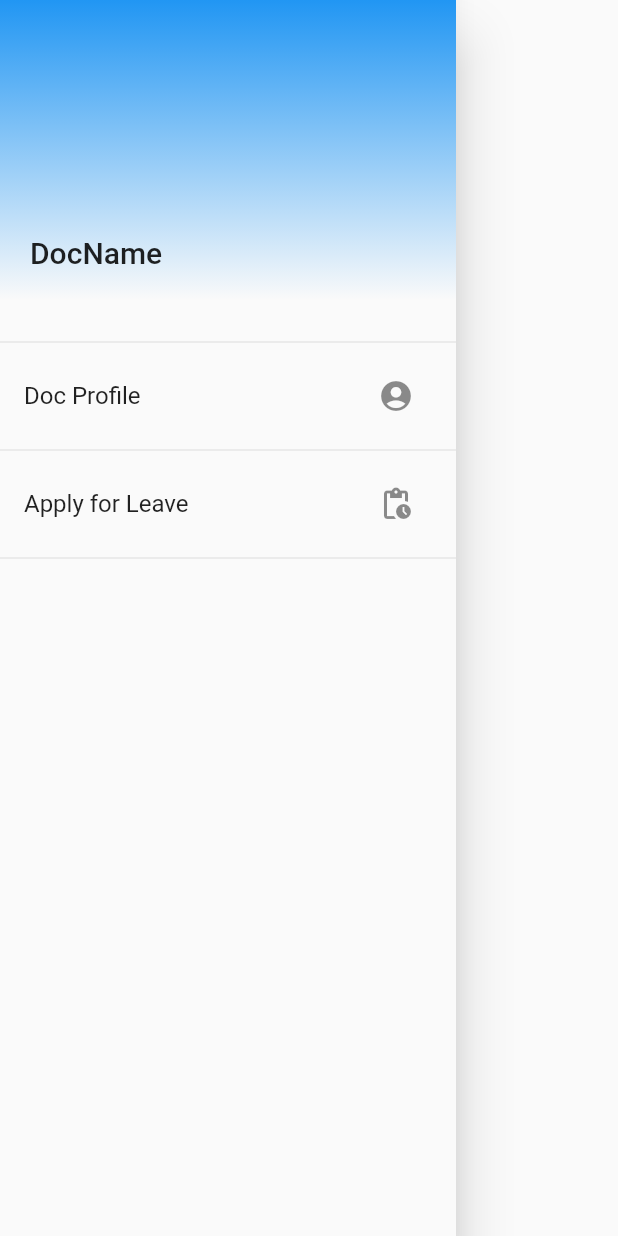
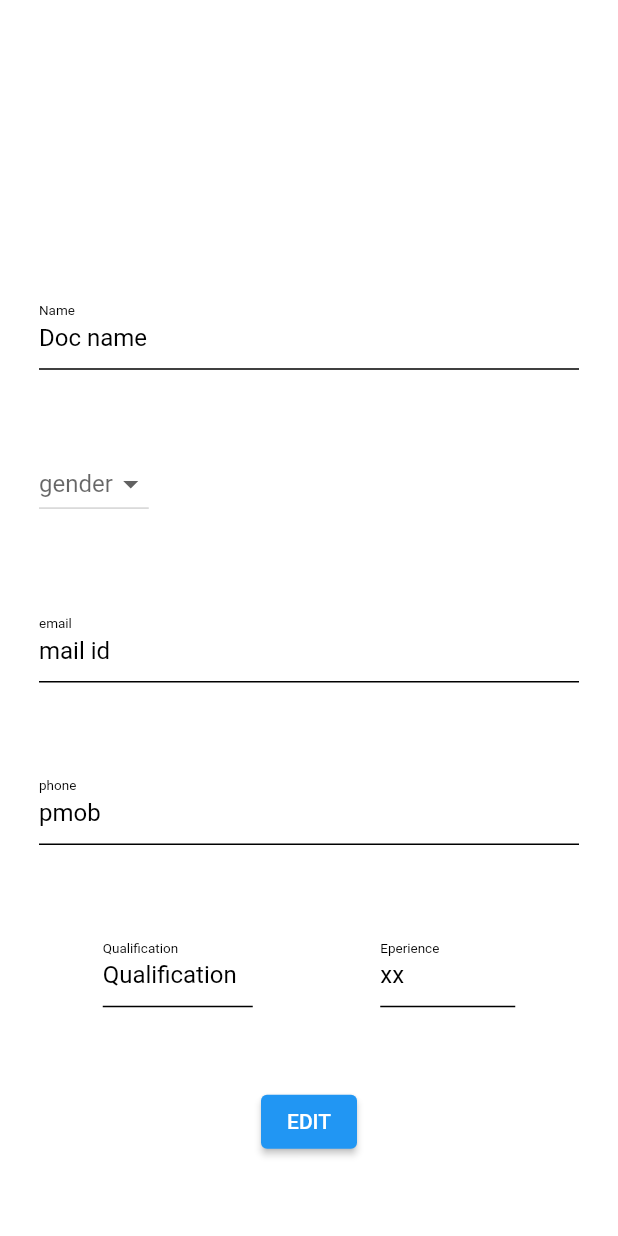
Before and after one commit to ShanuFutura/HeartBeat, a Flutter app: the DocScreenDrawer widget shown alone on an empty page, opened directly, after a tap on the "account circle" icon, on a phone screen of 412 x 824 dp. Run offline on Flutter 3.47's test engine with Material 2 defaults, Android fonts, the light colour scheme and no system bars; our stand-ins replace carousel_slider, dropdown_search, fluttertoast, image_picker, shared_preferences; accounts and stored records are empty.

Commit message:
doc profile edit ui

```diff
--- a/heartbeat/lib/Widgets/doc_screen_drawer.dart
+++ b/heartbeat/lib/Widgets/doc_screen_drawer.dart
@@ -1,4 +1,5 @@
 import 'package:flutter/material.dart';
+import 'package:heartbeat/screens/doc_profile_edit%20_screen.dart';
 
 class DocScreenDrawer extends StatelessWidget {
   // const DocScreenDrawer({ Key? key }) : super(key: key);
@@ -35,7 +36,10 @@ class DocScreenDrawer extends StatelessWidget {
           ListTile(
             title: Text('Doc Profile'),
             trailing: IconButton(
-                onPressed: () {},
+                onPressed: () {
+                  Navigator.of(context)
+                      .pushNamed(DocProfileeditScreen.routeName);
+                },
                 icon: Icon(
                   Icons.account_circle,
                 )),
--- a/heartbeat/lib/main.dart
+++ b/heartbeat/lib/main.dart
@@ -1,5 +1,6 @@
 import 'package:flutter/material.dart';
 import 'package:heartbeat/screens/doc_home_page.dart';
+import 'package:heartbeat/screens/doc_profile_edit%20_screen.dart';
 import 'package:heartbeat/screens/doctor_view.dart';
 import 'package:heartbeat/screens/patient_external_prescription.dart';
 import 'package:heartbeat/screens/patient_home_page.dart';
@@ -28,6 +29,7 @@ class HeartBeat extends StatelessWidget {
         PatientProfilEditScreen.routeName: (ctx) => PatientProfilEditScreen(),
         PatientExternalPrescriptios.routeName: (ctx) =>
             PatientExternalPrescriptios(),
+        DocProfileeditScreen.routeName: (ctx) => DocProfileeditScreen(),
       },
     );
   }
--- /dev/null
+++ b/heartbeat/lib/screens/doc_profile_edit _screen.dart
@@ -0,0 +1,214 @@
+import 'package:flutter/material.dart';
+import 'package:heartbeat/Widgets/ClickableContainer.dart';
+
+class DocProfileeditScreen extends StatefulWidget {
+  static const String routeName = 'doc Profile edit';
+  @override
+  State<DocProfileeditScreen> createState() => _PatientProfilEditScreenState();
+}
+
+class _PatientProfilEditScreenState extends State<DocProfileeditScreen> {
+  final _formKey = GlobalKey<FormState>();
+
+  var _uname = '';
+
+  var _age = '';
+
+  String? _gender;
+
+  var _email = '';
+
+  var _phone = '';
+
+  var _pword = '';
+
+  var _quali = '';
+
+  @override
+  Widget build(BuildContext context) {
+    return Scaffold(
+      backgroundColor: Colors.white,
+      appBar: AppBar(
+        elevation: 0,
+        backgroundColor: Colors.white,
+      ),
+      body: Padding(
+        padding: const EdgeInsets.all(26.0),
+        child: Form(
+          key: _formKey,
+          child: Column(
+            crossAxisAlignment: CrossAxisAlignment.start,
+            mainAxisAlignment: MainAxisAlignment.spaceAround,
+            children: [
+              const SizedBox(
+                height: 30,
+              ),
+              TextFormField(
+                initialValue: 'Doc name',
+                style: const TextStyle(color: Colors.black),
+                key: const ValueKey('nm'),
+                validator: (v) {
+                  if (v!.trim().isEmpty) {
+                    return 'patient name cannot be empty';
+                  } else if (v.trim().length < 3) {
+                    return 'enter a valid name';
+                  }
+                },
+                onSaved: (vl) {
+                  _uname = vl!;
+                },
+                decoration: const InputDecoration(
+                  labelText: 'Name',
+                  labelStyle: TextStyle(color: Colors.black, fontSize: 12),
+                  enabledBorder: UnderlineInputBorder(
+                    borderSide: BorderSide(color: Colors.black),
+                  ),
+                  focusedBorder: UnderlineInputBorder(
+                    borderSide: BorderSide(color: Colors.black),
+                  ),
+                ),
+              ),
+              DropdownButton(
+                  hint: const Text('gender'),
+                  items: const [
+                    DropdownMenuItem(
+                      child: Text('male'),
+                      value: 'male',
+                    ),
+                    DropdownMenuItem(
+                      child: Text('female'),
+                      value: 'female',
+                    )
+                  ],
+                  onChanged: (val) {
+                    setState(() {
+                      _gender = val.toString();
+                    });
+                  }),
+              TextFormField(
+                initialValue: 'mail id',
+                style: const TextStyle(color: Colors.black),
+                key: const ValueKey('em'),
+                validator: (v) {
+                  return v!.isEmpty ? 'email cannot be empty' : null;
+                },
+                onSaved: (vl) {
+                  _email = vl!;
+                },
+                decoration: const InputDecoration(
+                  hintText: 'email id',
+                  labelText: 'email',
+                  labelStyle: TextStyle(color: Colors.black, fontSize: 12),
+                  enabledBorder: UnderlineInputBorder(
+                    borderSide: BorderSide(color: Colors.black),
+                  ),
+                  focusedBorder: UnderlineInputBorder(
+                    borderSide: BorderSide(color: Colors.black),
+                  ),
+                ),
+              ),
+              TextFormField(
+                initialValue: 'pmob',
+                keyboardType: TextInputType.number,
+                style: const TextStyle(color: Colors.black),
+                key: const ValueKey('mob'),
+                validator: (v) {
+                  if (v!.isEmpty) {
+                    return 'phone number cannot be empty';
+                  } else if (v.length < 11 || v.length > 10) {
+                    return 'Enter valid phone number';
+                  }
+                  return null;
+                },
+                onSaved: (vl) {
+                  _phone = vl!;
+                },
+                decoration: const InputDecoration(
+                  labelText: 'phone',
+                  labelStyle: TextStyle(color: Colors.black, fontSize: 12),
+                  enabledBorder: UnderlineInputBorder(
+                    borderSide: BorderSide(color: Colors.black),
+                  ),
+                  focusedBorder: UnderlineInputBorder(
+                    borderSide: BorderSide(color: Colors.black),
+                  ),
+                ),
+              ),
+              Row(
+                mainAxisAlignment: MainAxisAlignment.spaceAround,
+                children: [
+                  Container(
+                    width: 100,
+                    child: TextFormField(
+                      initialValue: 'Qualification',
+                      style: const TextStyle(color: Colors.black),
+                      key: const ValueKey('ql'),
+                      validator: (v) {
+                        if (v!.trim().isEmpty) {
+                          return 'Qualification cannot be empty';
+                        } else
+                          return null;
+                      },
+                      onSaved: (vl) {
+                        _quali = vl!;
+                      },
+                      decoration: const InputDecoration(
+                        labelText: 'Qualification',
+                        labelStyle:
+                            TextStyle(color: Colors.black, fontSize: 12),
+                        enabledBorder: UnderlineInputBorder(
+                          borderSide: BorderSide(color: Colors.black),
+                        ),
+                        focusedBorder: UnderlineInputBorder(
+                          borderSide: BorderSide(color: Colors.black),
+                        ),
+                      ),
+                    ),
+                  ),
+                  Container(
+                    width: 90,
+                    child: TextFormField(
+                      initialValue: 'xx',
+                      keyboardType: TextInputType.number,
+                      style: const TextStyle(color: Colors.black),
+                      key: const ValueKey('ex'),
+                      validator: (v) {
+                        if (v!.trim().isEmpty) {
+                          return 'experience cannot be empty';
+                        } else if (v.trim().length > 2 || v == '0') {
+                          return 'enter a valid experience';
+                        }
+
+                        return null;
+                      },
+                      onSaved: (v) {
+                        _age = v!;
+                      },
+                      decoration: const InputDecoration(
+                        labelText: 'Eperience',
+                        labelStyle:
+                            TextStyle(color: Colors.black, fontSize: 12),
+                        enabledBorder: UnderlineInputBorder(
+                          borderSide: BorderSide(color: Colors.black),
+                        ),
+                        focusedBorder: UnderlineInputBorder(
+                          borderSide: BorderSide(color: Colors.black),
+                        ),
+                      ),
+                    ),
+                  ),
+                ],
+              ),
+              Row(
+                mainAxisAlignment: MainAxisAlignment.spaceAround,
+                children: [
+                  ElevatedButton(onPressed: () {}, child: Text('EDIT'))
+                ],
+              ),
+            ],
+          ),
+        ),
+      ),
+    );
+  }
+}
--- a/heartbeat/lib/screens/patient_profile_edit_screen.dart
+++ b/heartbeat/lib/screens/patient_profile_edit_screen.dart
@@ -175,33 +175,33 @@ class _PatientProfilEditScreenState extends State<PatientProfilEditScreen> {
                   ),
                 ),
               ),
-              TextFormField(
-                initialValue: 'ppw',
-                obscureText: true,
-                style: const TextStyle(color: Colors.black),
-                key: const ValueKey('pw'),
-                validator: (v) {
-                  if (v!.trim().isEmpty) {
-                    return 'password cannot be empty';
-                  } else if (v.trim().length < 8) {
-                    return 'password too short';
-                  }
-                  return null;
-                },
-                onSaved: (vl) {
-                  _pword = vl!;
-                },
-                decoration: const InputDecoration(
-                  labelText: 'password',
-                  labelStyle: TextStyle(color: Colors.black, fontSize: 12),
-                  enabledBorder: UnderlineInputBorder(
-                    borderSide: BorderSide(color: Colors.black),
-                  ),
-                  focusedBorder: UnderlineInputBorder(
-                    borderSide: BorderSide(color: Colors.black),
-                  ),
-                ),
-              ),
+              // TextFormField(
+              //   initialValue: 'ppw',
+              //   obscureText: true,
+              //   style: const TextStyle(color: Colors.black),
+              //   key: const ValueKey('pw'),
+              //   validator: (v) {
+              //     if (v!.trim().isEmpty) {
+              //       return 'password cannot be empty';
+              //     } else if (v.trim().length < 8) {
+              //       return 'password too short';
+              //     }
+              //     return null;
+              //   },
+              //   onSaved: (vl) {
+              //     _pword = vl!;
+              //   },
+              //   decoration: const InputDecoration(
+              //     labelText: 'password',
+              //     labelStyle: TextStyle(color: Colors.black, fontSize: 12),
+              //     enabledBorder: UnderlineInputBorder(
+              //       borderSide: BorderSide(color: Colors.black),
+              //     ),
+              //     focusedBorder: UnderlineInputBorder(
+              //       borderSide: BorderSide(color: Colors.black),
+              //     ),
+              //   ),
+              // ),
               Row(
                 mainAxisAlignment: MainAxisAlignment.spaceAround,
                 children: [
--- a/heartbeat/lib/screens/patient_view.dart
+++ b/heartbeat/lib/screens/patient_view.dart
@@ -179,11 +179,9 @@ class _PatientViewState extends State<PatientView> {
                                                   .toList());
                                           DummyLists.newMedPrescList.map((e) {
                                             print(e.medicine);
-                                            print(e.quantity);
-                                            print(e.date);
                                           });
-                                          // print(DummyLists.newTestPrescList
-                                          //     .toList());
+                                          print(DummyLists.newTestPrescList
+                                              .toList());
                                           tempMedicinesList.clear();
                                           tempTestsList.clear();
                                           Navigator.pop(context);
```
